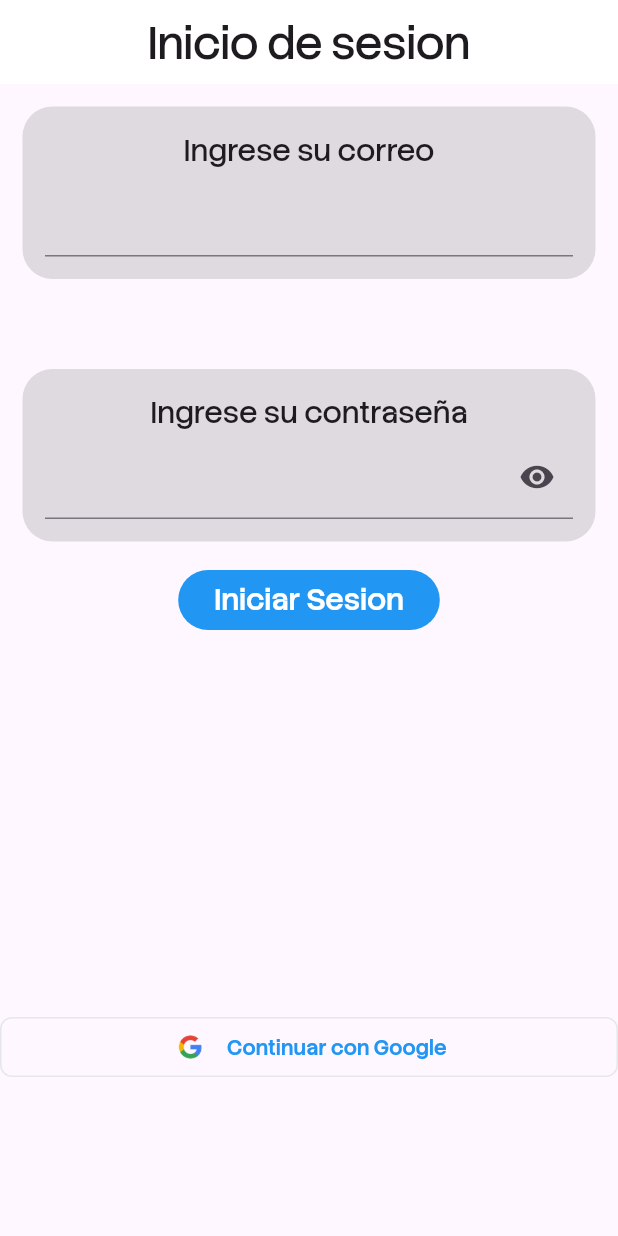
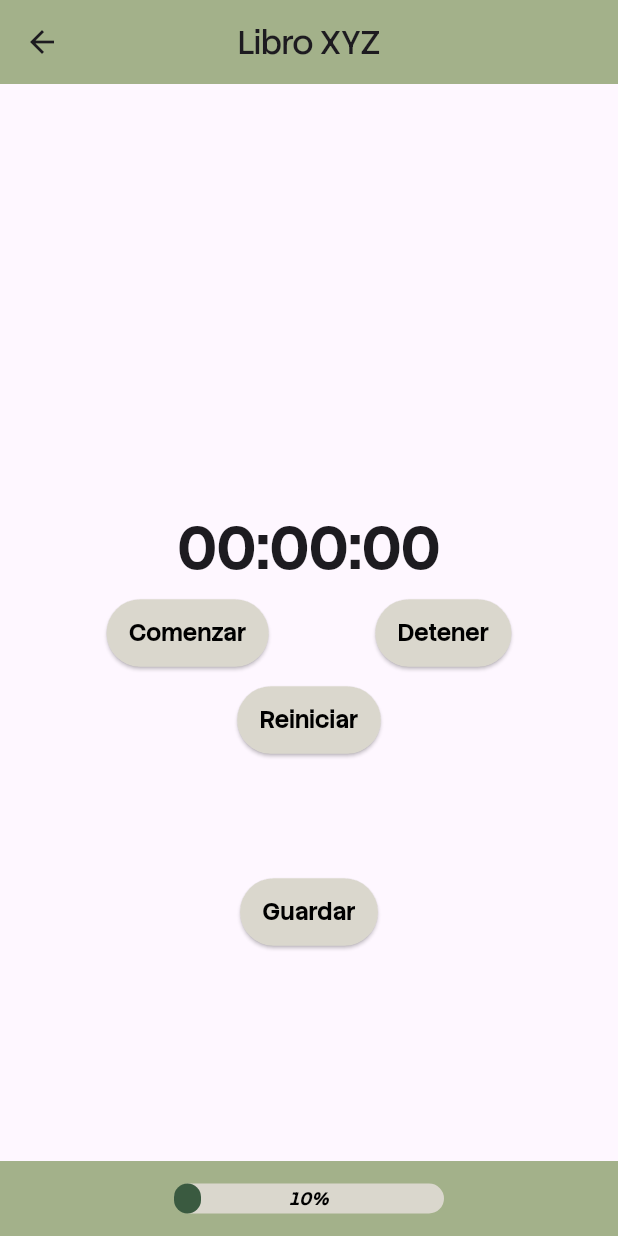
Before and after one commit to cariveraz0/APP-Lectura, a Flutter app: the screen it shows after launch, on a phone screen of 412 x 824 dp. Run offline on Flutter 3.47's test engine with Material 3 defaults, Android fonts, the phone set to English and light mode, and no system bars; drawn by our look-alikes of percent_indicator; our stand-ins replace go_router, stop_watch_timer.

Commit message:
Implementacion de Cronometro y Barra de progreso

```diff
--- a/lib/main.dart
+++ b/lib/main.dart
@@ -1,5 +1,6 @@
 import 'package:flutter/material.dart';
 import 'package:go_router/go_router.dart';
+import 'package:lectura_app/src/views/libro_page.dart';
 import 'package:lectura_app/src/views/login_page.dart';
 
 void main() => runApp(const MyApp());
@@ -13,13 +14,17 @@ class MyApp extends StatelessWidget {
       routerConfig: GoRouter(
         //Esto es por mientras
         //La ruta inicial será la lista de libros si el usuario ya inició sesion, de lo contrario pasará al login
-        initialLocation: '/login',
+        initialLocation: '/libro',
         routes: [
           GoRoute(
             path: '/login',
             name: 'login',
             builder: (context, state) => LoginPage(),
-            routes: []
+          ),
+          GoRoute(
+            path: '/libro',
+            name: 'libro',
+            builder: (context, state) => LibroPage(),
           ),
         ]
       ),
--- /dev/null
+++ b/lib/src/views/libro_page.dart
@@ -0,0 +1,135 @@
+import 'package:flutter/material.dart';
+import 'package:go_router/go_router.dart';
+import 'package:lectura_app/src/widgets/custom_button.dart';
+import 'package:stop_watch_timer/stop_watch_timer.dart';
+import 'package:percent_indicator/percent_indicator.dart';
+
+
+class LibroPage extends StatefulWidget {
+  const LibroPage({super.key});
+
+  @override
+  State<LibroPage> createState() => _LibroPageState();
+}
+
+class _LibroPageState extends State<LibroPage> {
+  final StopWatchTimer _stopWatchTimer = StopWatchTimer(
+    mode: StopWatchMode.countUp,
+  );
+
+  @override
+  void dispose(){
+    _stopWatchTimer.dispose();
+    super.dispose();
+  }
+
+  @override
+  Widget build(BuildContext context) {
+    return Scaffold(
+      appBar: AppBar(
+        elevation: 0,
+        centerTitle: true,
+        backgroundColor: Color(0xFFA3B18A),
+        leading: IconButton(
+            icon: Icon(Icons.arrow_back),
+            onPressed: (){
+              context.go('/login');
+            },
+          ),
+        title: Text('Libro XYZ'),
+
+        ),
+      body: Center(
+        child: Column(
+          mainAxisAlignment: MainAxisAlignment.start,
+          children: [
+            SizedBox(height: 280),
+            StreamBuilder<int>(
+              stream: _stopWatchTimer.rawTime,
+              initialData: 0,
+              builder: (context, snapshot){
+                final time = snapshot.data!;
+                final display = StopWatchTimer.getDisplayTime(
+                  time, milliSecond: false,
+                );
+                return Text(
+                  display,
+                  style: TextStyle(fontSize: 40, fontWeight: FontWeight.bold),
+                );
+              }
+            ),
+
+            SizedBox(height: 5),
+
+            Row(
+              mainAxisAlignment: MainAxisAlignment.spaceEvenly,
+              children: [
+                CustomButton(
+                  text: "Comenzar",
+                  onPressed: (){
+                    _stopWatchTimer.onStartTimer();
+                  }
+                ),
+                CustomButton(
+                  text: "Detener",
+                  onPressed: (){
+                    _stopWatchTimer.onStopTimer();
+                  }
+                ),
+              ],
+            ),
+
+            SizedBox(height: 10),
+
+            CustomButton(
+              text: "Reiniciar",
+              onPressed: (){
+               _stopWatchTimer.onResetTimer();
+              }
+            ),
+
+            SizedBox(height: 80),
+
+            CustomButton(
+              text: "Guardar",
+              onPressed: (){
+
+              }
+            ),
+          ],
+        ),
+      ),
+      bottomNavigationBar: Container(
+        height: 50,
+        color: Color(0xFFA3B18A),
+        padding: EdgeInsets.symmetric(vertical: 10),
+        child: Row(
+          mainAxisAlignment: MainAxisAlignment.center,
+          children: [
+            LinearPercentIndicator(
+              width: 200,
+              lineHeight: 20,
+              percent: 0.1,
+              backgroundColor: Color(0xFFDAD7CD),
+              progressColor: Color(0xFF3A5A40),
+              barRadius: Radius.circular(10),
+              animation: true,
+              animationDuration: 800,
+              center: Text(
+                "${(0.1 * 100).toInt()}%",
+                style: TextStyle(
+                  fontSize: 12,
+                  color: Colors.black,
+                  fontFamily: "StackSansHeadline",
+                  fontWeight: FontWeight.bold,
+                  fontStyle: FontStyle.italic),
+              ),
+            ),
+          ],
+        )
+
+          ),
+        );
+  }
+
+}
--- /dev/null
+++ b/lib/src/widgets/custom_button.dart
@@ -0,0 +1,30 @@
+import 'package:flutter/material.dart';
+
+class CustomButton extends StatelessWidget {
+  final String text;
+  final VoidCallback onPressed;
+
+  const CustomButton({
+    super.key,
+    required this.text,
+    required this.onPressed,
+  });
+
+  @override
+  Widget build(BuildContext context) {
+    return ElevatedButton(
+      onPressed: onPressed,
+      style: ElevatedButton.styleFrom(
+        backgroundColor: Color(0xFFDAD7CD),
+        foregroundColor: Colors.black,
+        padding: EdgeInsets.symmetric(horizontal: 15, vertical: 12),
+        textStyle: TextStyle(
+          fontSize: 16,
+          fontWeight: FontWeight.bold,
+          fontFamily: 'StackSansHeadline'
+        )
+      ),
+      child: Text(text)
+    );
+  }
+}
--- a/pubspec.yaml
+++ b/pubspec.yaml
@@ -35,6 +35,8 @@ dependencies:
   # Use with the CupertinoIcons class for iOS style icons.
   cupertino_icons: ^1.0.8
   go_router: ^17.0.0
+  stop_watch_timer: ^3.2.2
+  percent_indicator: ^4.2.5
 
 dev_dependencies:
   flutter_test:
```
Also changed, not shown: pubspec.lock.
